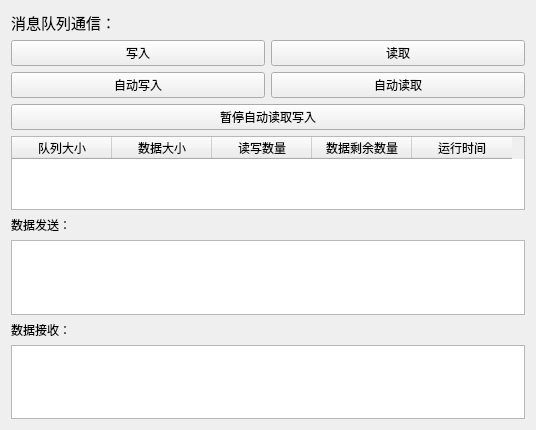
3737cc/C-C--, file Process/MessageQueues.ui: the form before one commit.
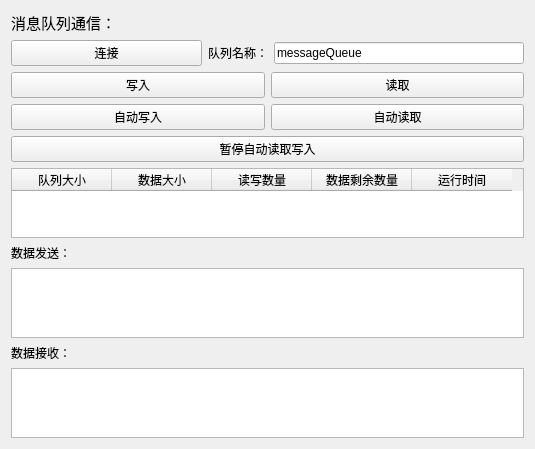
The form after the commit.

Commit message: 进行修改部分消息队列代码

What changed in the file:
```diff
--- a/Process/MessageQueues.ui
+++ b/Process/MessageQueues.ui
@@ -6,8 +6,8 @@
    <rect>
     <x>0</x>
     <y>0</y>
-    <width>536</width>
-    <height>430</height>
+    <width>535</width>
+    <height>447</height>
    </rect>
   </property>
   <property name="windowTitle">
@@ -27,6 +27,43 @@
       </property>
      </widget>
     </item>
+    <item>
+     <layout class="QHBoxLayout" name="horizontalLayout_3">
+      <item>
+       <widget class="QPushButton" name="connectButton">
+        <property name="text">
+         <string>连接</string>
+        </property>
+       </widget>
+      </item>
+      <item>
+       <widget class="QLabel" name="nameLabel">
+        <property name="maximumSize">
+         <size>
+          <width>60</width>
+          <height>16777215</height>
+         </size>
+        </property>
+        <property name="text">
+         <string>队列名称：</string>
+        </property>
+       </widget>
+      </item>
+      <item>
+       <widget class="QLineEdit" name="nameLineEdit">
+        <property name="maximumSize">
+         <size>
+          <width>250</width>
+          <height>16777215</height>
+         </size>
+        </property>
+        <property name="text">
+         <string>messageQueue</string>
+        </property>
+       </widget>
+      </item>
+     </layout>
+    </item>
     <item>
      <layout class="QHBoxLayout" name="horizontalLayout">
       <item>
```
The commit also changes 9 other files.
